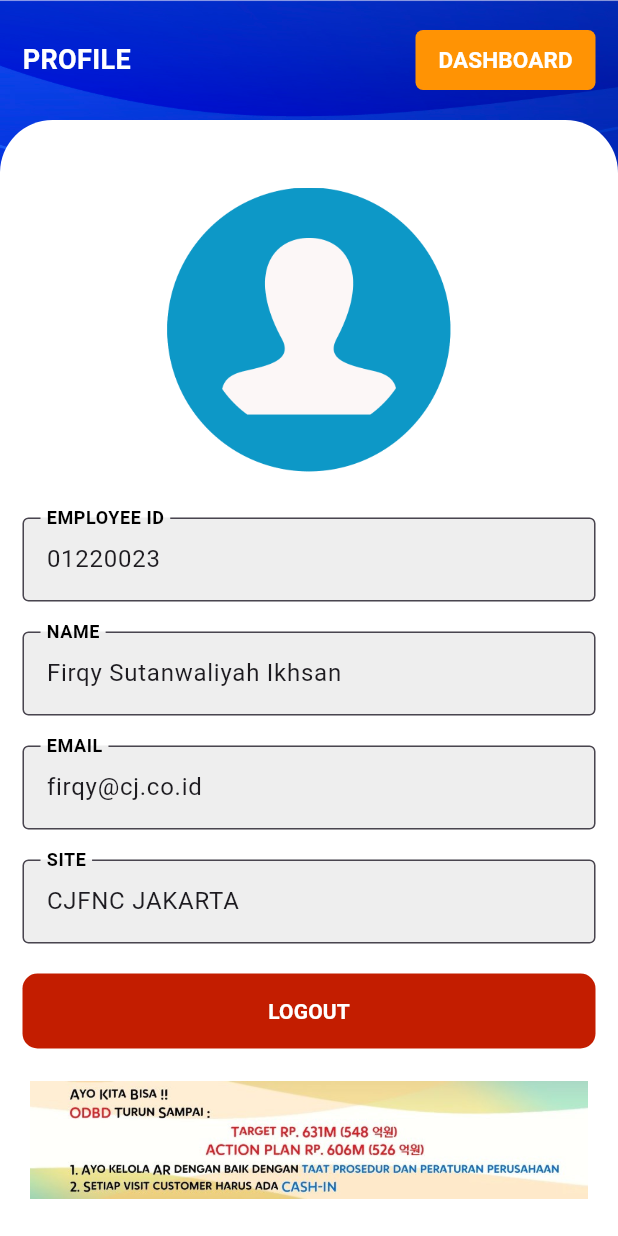
After one commit to FirqySutan17/cctApps, a Flutter app: the Profile screen opened by its route, on a phone screen of 412 x 824 dp. The commit adds this screen. Run offline on Flutter 3.47's test engine with Material 3 defaults, Android fonts, the phone set to English and light mode, and no system bars; our stand-ins replace currency_text_input_formatter, shared_preferences, webview_flutter; accounts and stored records are empty; network calls fail; Roboto replaces fonts that are missing (Cjfont).

Commit message:
Hard Update all screen

```diff
--- a/lib/collectionreport.dart
+++ b/lib/collectionreport.dart
@@ -722,7 +722,8 @@ class _CollectionReportState extends State<CollectionReport> {
 
   @override
   Widget build(BuildContext context) {
-    return Scaffold(
+    return SafeArea(
+      child: Scaffold(
         resizeToAvoidBottomInset: false,
         backgroundColor: Colors.white,
         // decoration: BoxDecoration(
@@ -731,6 +732,7 @@ class _CollectionReportState extends State<CollectionReport> {
         body: _isLoading
             ? Center(child: CircularProgressIndicator())
             : content(context),
+      ),
     );
   }
 
--- a/lib/dashboard.dart
+++ b/lib/dashboard.dart
@@ -234,7 +234,8 @@ class _DashboardState extends State<Dashboard> {
 
   @override
   Widget build(BuildContext context) {
-    return Scaffold(
+    return SafeArea(
+      child: Scaffold(
         resizeToAvoidBottomInset: false,
         backgroundColor: Colors.white,
         // decoration: BoxDecoration(
@@ -243,6 +244,7 @@ class _DashboardState extends State<Dashboard> {
         body: _isLoading
             ? Center(child: CircularProgressIndicator())
             : content(context),
+      ),
     );
   }
 
--- a/lib/login.dart
+++ b/lib/login.dart
@@ -105,7 +105,8 @@ class _LoginState extends State<Login> {
 
   @override
   Widget build(BuildContext context) {
-    return Scaffold(
+    return SafeArea(
+      child: Scaffold(
         backgroundColor: Colors.white,
         // decoration: BoxDecoration(
         //     image: DecorationImage(image: AssetImage('assets/images/bg-white.jpg'), fit: BoxFit.cover),
@@ -121,6 +122,7 @@ class _LoginState extends State<Login> {
                 child: CircularProgressIndicator(),
               )
             : content(),
+      ),
     );
   }
 
@@ -132,7 +134,7 @@ class _LoginState extends State<Login> {
             Container(
               margin: EdgeInsets.all(5),
               width: double.infinity,
-              height: 300,
+              height: 250,
               decoration: BoxDecoration(
                 image: DecorationImage(
                     image: AssetImage('assets/images/bg-blue.jpg'),
--- a/lib/main.dart
+++ b/lib/main.dart
@@ -8,6 +8,7 @@ import 'menu.dart';
 import 'visitentry.dart';
 import 'visitreport.dart';
 import 'overduereport.dart';
+import 'profile.dart';
 
 void main() {
   runApp(MaterialApp(
@@ -21,6 +22,7 @@ void main() {
       '/visit-report': (context) => VisitReport(),
       '/overdue-report': (context) => OverdueReport(),
       '/collection-report': (context) => CollectionReport(),
+      '/profile': (context) => Profile(),
     },
   ));
 }
--- a/lib/menu.dart
+++ b/lib/menu.dart
@@ -33,13 +33,15 @@ class _MenuState extends State<Menu> {
 
   @override
   Widget build(BuildContext context) {
-    return Scaffold(
+    return SafeArea(
+      child: Scaffold(
         resizeToAvoidBottomInset: false,
         backgroundColor: Colors.white,
         // decoration: BoxDecoration(
         //     image: DecorationImage(image: AssetImage('assets/images/bg-blue.jpg'), fit: BoxFit.cover),
         // ),
         body: content(context),
+      ),
     );
   }
 
@@ -377,8 +379,7 @@ class _MenuState extends State<Menu> {
                     child: TextButton(
                       // style: TextButton.styleFrom(backgroundColor: Color(0xff007dc3)),
                       onPressed: () {
-                        Navigator.of(context)
-                            .pushReplacementNamed('/dashboard');
+                        Navigator.of(context).pushReplacementNamed('/profile');
                       },
                       child: Text("VIEW PROFILE",
                           textAlign: TextAlign.left,
--- a/lib/overduereport.dart
+++ b/lib/overduereport.dart
@@ -162,12 +162,14 @@ class _OverdueReportState extends State<OverdueReport> {
 
   @override
   Widget build(BuildContext context) {
-    return Scaffold(
-      resizeToAvoidBottomInset: false,
-      backgroundColor: Colors.white,
-      body: _isLoading
-          ? Center(child: CircularProgressIndicator())
-          : content(context),
+    return SafeArea(
+      child: Scaffold(
+        resizeToAvoidBottomInset: false,
+        backgroundColor: Colors.white,
+        body: _isLoading
+            ? Center(child: CircularProgressIndicator())
+            : content(context),
+      ),
     );
   }
 
--- /dev/null
+++ b/lib/profile.dart
@@ -0,0 +1,252 @@
+import 'dart:async';
+import 'package:flutter/material.dart';
+
+import 'package:flutter/src/widgets/container.dart';
+import 'package:flutter/src/widgets/framework.dart';
+import 'package:shared_preferences/shared_preferences.dart';
+
+class Profile extends StatefulWidget {
+  const Profile({super.key});
+
+  @override
+  State<Profile> createState() => _ProfileState();
+}
+
+class _ProfileState extends State<Profile> {
+  String? _fullName = '';
+  TextEditingController name =
+      TextEditingController(text: 'Firqy Sutanwaliyah Ikhsan');
+  TextEditingController npk = TextEditingController(text: '01220023');
+  TextEditingController email = TextEditingController(text: 'firqy@cj.co.id');
+  TextEditingController site = TextEditingController(text: 'CJFNC JAKARTA');
+  TextEditingController dept = TextEditingController(text: 'IT SST');
+
+  @override
+  void initState() {
+    super.initState();
+    getLoginSession();
+  }
+
+  Future<void> getLoginSession() async {
+    SharedPreferences prefs = await SharedPreferences.getInstance();
+    // Ambil nilai dari SharedPreferences
+    String? fullName = prefs.getString('full_name');
+    // Update state dengan nilai yang diambil
+    setState(() {
+      _fullName = fullName;
+    });
+  }
+
+  @override
+  Widget build(BuildContext context) {
+    return SafeArea(
+      child: Scaffold(
+        resizeToAvoidBottomInset: false,
+        backgroundColor: Colors.white,
+        // decoration: BoxDecoration(
+        //     image: DecorationImage(image: AssetImage('assets/images/bg-blue.jpg'), fit: BoxFit.cover),
+        // ),
+        body: content(context),
+      ),
+    );
+  }
+
+  Widget content(BuildContext context) {
+    return Container(
+      width: double.infinity,
+      height: double.infinity,
+      decoration: BoxDecoration(
+        image: DecorationImage(
+            image: AssetImage('assets/images/bg-blue.jpg'), fit: BoxFit.cover),
+      ),
+      child: SingleChildScrollView(
+        child: Column(
+          children: [
+            Container(
+              margin: EdgeInsets.only(bottom: 20),
+              child: Padding(
+                padding: const EdgeInsets.only(
+                    top: 20.0, bottom: 0.0, right: 15.0, left: 15.0),
+                child: Container(
+                  child: Row(
+                      mainAxisAlignment: MainAxisAlignment.spaceBetween,
+                      children: [
+                        Text("PROFILE",
+                            textAlign: TextAlign.left,
+                            style: TextStyle(
+                                fontSize: 18,
+                                fontFamily: 'Cjfont',
+                                color: Colors.white,
+                                fontWeight: FontWeight.bold)),
+                        Container(
+                          height: 40,
+                          width: 120,
+                          decoration: BoxDecoration(
+                            borderRadius: BorderRadius.circular(5),
+                            color: Color(0xffff9304),
+                          ),
+                          child: TextButton(
+                            // style: TextButton.styleFrom(backgroundColor: Color(0xff007dc3)),
+                            onPressed: () {
+                              Navigator.of(context)
+                                  .pushReplacementNamed('/dashboard');
+                            },
+                            child: Text(
+                              "DASHBOARD",
+                              style: TextStyle(
+                                  color: Color(0xffffffff),
+                                  fontSize: 15,
+                                  fontWeight: FontWeight.bold),
+                            ),
+                          ),
+                        ),
+                      ]),
+                ),
+              ),
+            ),
+            Container(
+              width: double.infinity,
+              height: MediaQuery.of(context).size.height,
+              decoration: BoxDecoration(
+                color: Colors.white,
+                borderRadius: BorderRadius.only(
+                  topRight: Radius.elliptical(35, 35),
+                  topLeft: Radius.elliptical(35, 35),
+                ),
+              ),
+              padding: const EdgeInsets.all(15.0),
+              child: Column(
+                children: [
+                  SizedBox(
+                    height: 30,
+                  ),
+                  Image.asset('assets/images/avatar.png',
+                      width: 190.0, height: 190.0),
+                  const SizedBox(
+                    height: 30,
+                  ),
+                  TextField(
+                    controller: npk,
+                    readOnly: true,
+                    decoration: const InputDecoration(
+                      border: OutlineInputBorder(),
+                      labelText: 'EMPLOYEE ID',
+                      labelStyle: TextStyle(
+                          color: Colors.black,
+                          fontFamily: 'Cjfont',
+                          fontWeight: FontWeight.bold),
+                      filled: true,
+                      fillColor: Color(0xffeeeeee),
+                    ),
+                  ),
+                  const SizedBox(
+                    height: 20,
+                  ),
+                  TextField(
+                    controller: name,
+                    readOnly: true,
+                    decoration: const InputDecoration(
+                      border: OutlineInputBorder(),
+                      labelText: 'NAME',
+                      labelStyle: TextStyle(
+                          color: Colors.black,
+                          fontFamily: 'Cjfont',
+                          fontWeight: FontWeight.bold),
+                      filled: true,
+                      fillColor: Color(0xffeeeeee),
+                    ),
+                  ),
+                  const SizedBox(
+                    height: 20,
+                  ),
+                  TextField(
+                    controller: email,
+                    readOnly: true,
+                    decoration: const InputDecoration(
+                      border: OutlineInputBorder(),
+                      labelText: 'EMAIL',
+                      labelStyle: TextStyle(
+                          color: Colors.black,
+                          fontFamily: 'Cjfont',
+                          fontWeight: FontWeight.bold),
+                      filled: true,
+                      fillColor: Color(0xffeeeeee),
+                    ),
+                  ),
+                  const SizedBox(
+                    height: 20,
+                  ),
+                  TextField(
+                    controller: site,
+                    readOnly: true,
+                    decoration: const InputDecoration(
+                      border: OutlineInputBorder(),
+                      labelText: 'SITE',
+                      labelStyle: TextStyle(
+                          color: Colors.black,
+                          fontFamily: 'Cjfont',
+                          fontWeight: FontWeight.bold),
+                      filled: true,
+                      fillColor: Color(0xffeeeeee),
+                    ),
+                  ),
+                  // const SizedBox(
+                  //   height: 20,
+                  // ),
+                  // TextField(
+                  //   controller: dept,
+                  //   readOnly: true,
+                  //   decoration: const InputDecoration(
+                  //     border: OutlineInputBorder(),
+                  //     labelText: 'DEPARTMENT',
+                  //     labelStyle: TextStyle(
+                  //       color: Colors.black,
+                  //       fontFamily: 'Cjfont',
+                  //     ),
+                  //     filled: true,
+                  //     fillColor: Color(0xffeeeeee),
+                  //   ),
+                  // ),
+                  const SizedBox(
+                    height: 20,
+                  ),
+                  Container(
+                    width: double.infinity,
+                    height: 50,
+                    decoration: BoxDecoration(
+                      borderRadius: BorderRadius.circular(10),
+                      color: Color.fromARGB(255, 195, 29, 0),
+                    ),
+                    child: TextButton(
+                      // style: TextButton.styleFrom(backgroundColor: Color(0xff007dc3)),
+                      onPressed: () {
+                        Navigator.of(context).pushReplacementNamed('/login');
+                      },
+                      child: Text("LOGOUT",
+                          textAlign: TextAlign.left,
+                          style: TextStyle(
+                              fontSize: 14,
+                              fontFamily: 'Cjfont',
+                              color: Colors.white,
+                              fontWeight: FontWeight.bold)),
+                    ),
+                  ),
+                  SizedBox(
+                    height: 16.8,
+                  ),
+                  Container(
+                    // height: 100,
+                    child: Padding(
+                      padding: const EdgeInsets.all(5.0),
+                      child: Image.asset('assets/images/banner-cct-new.jpg'),
+                    ),
+                  ),
+                ],
+              ),
+            ),
+          ],
+        ),
+      ),
+    );
+  }
+}
--- a/lib/visitentry.dart
+++ b/lib/visitentry.dart
@@ -975,7 +975,8 @@ class VisitEntryState extends State<VisitEntry> {
 
   @override
   Widget build(BuildContext context) {
-    return Scaffold(
+    return SafeArea(
+      child: Scaffold(
         resizeToAvoidBottomInset: false,
         backgroundColor: Colors.white,
         appBar: AppBar(
@@ -1084,6 +1085,7 @@ class VisitEntryState extends State<VisitEntry> {
             ),
           ),
         ),
+      ),
     );
   }
 }
--- a/lib/visitreport.dart
+++ b/lib/visitreport.dart
@@ -423,7 +423,8 @@ class _VisitReportState extends State<VisitReport> {
 
   @override
   Widget build(BuildContext context) {
-    return Scaffold(
+    return SafeArea(
+      child: Scaffold(
         resizeToAvoidBottomInset: false,
         backgroundColor: Colors.white,
         // decoration: BoxDecoration(
@@ -432,6 +433,7 @@ class _VisitReportState extends State<VisitReport> {
         body: _isLoading
             ? Center(child: CircularProgressIndicator())
             : content(context),
+      ),
     );
   }
 
--- a/lib/visitreportdetail.dart
+++ b/lib/visitreportdetail.dart
@@ -38,7 +38,8 @@ class _VisitReportDetailState extends State<VisitReportDetail> {
 
   @override
   Widget build(BuildContext context) {
-    return Scaffold(
+    return SafeArea(
+      child: Scaffold(
         appBar: AppBar(
           centerTitle: true,
           title: Text('VISIT DETAIL  - '),
@@ -48,6 +49,7 @@ class _VisitReportDetailState extends State<VisitReportDetail> {
             : WebViewWidget(
                 controller: controller,
               ),
+      ),
     );
   }
 }
```
Also changed, not shown: assets/images/avatar.png (added). Lines whose indentation alone changed are shown as unchanged.
